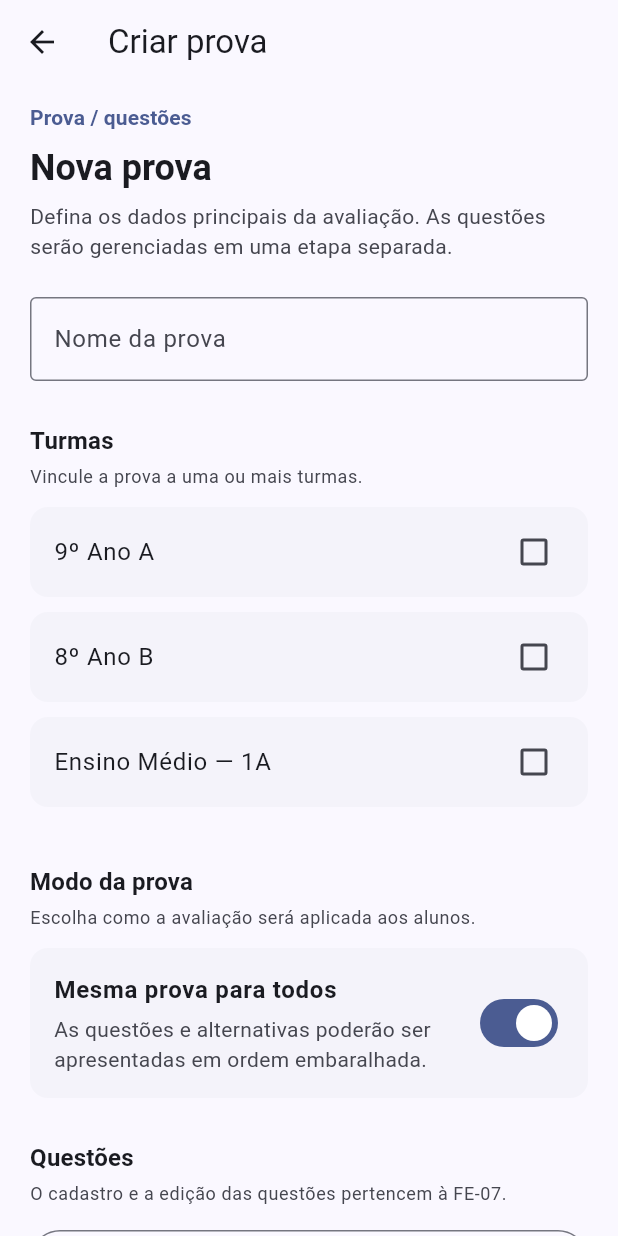
After one commit to Klaus-E-J/flutter-mobile-app, a Flutter app: the ExamFormScreen screen opened directly, on a phone screen of 412 x 824 dp. The commit adds this screen. Run offline on Flutter 3.47's test engine with Material 3 defaults, Android fonts, the phone set to English and light mode, and no system bars.

Commit message:
criar prova
tela de criação de prova com nome,  turmas e switch mesma prova

```diff
--- /dev/null
+++ b/lib/features/exams/exam_form_screen.dart
@@ -0,0 +1,340 @@
+import 'package:flutter/material.dart';
+import 'exam_form_screen.dart';
+import '../../core/widgets/app_button.dart';
+import '../../core/widgets/app_card.dart';
+import '../../core/widgets/app_text_field.dart';
+
+/// FE-06b — Criar/Editar Prova
+///
+/// Implementação exclusivamente de Front-End para a N1.
+/// Os dados de turmas são mockados e nenhuma informação é persistida.
+class ExamFormScreen extends StatefulWidget {
+  const ExamFormScreen({
+    super.key,
+    this.initialName,
+    this.initialClasses = const <String>[],
+    this.initialSameExamForEveryone = true,
+  });
+
+  /// Quando informado, simula a edição de uma prova existente.
+  final String? initialName;
+
+  /// Turmas previamente vinculadas no modo de edição.
+  final List<String> initialClasses;
+
+  /// true  = mesma prova para todos, com ordem embaralhada.
+  /// false = provas diferentes por aluno.
+  final bool initialSameExamForEveryone;
+
+  @override
+  State<ExamFormScreen> createState() => _ExamFormScreenState();
+}
+
+class _ExamFormScreenState extends State<ExamFormScreen> {
+  static const List<String> _mockClasses = <String>[
+    '9º Ano A',
+    '8º Ano B',
+    'Ensino Médio — 1A',
+  ];
+
+  late final TextEditingController _nameController;
+  late Set<String> _selectedClasses;
+  late bool _sameExamForEveryone;
+
+  String? _nameError;
+  String? _classesError;
+
+  bool get _isEditing => widget.initialName != null;
+
+  @override
+  void initState() {
+    super.initState();
+
+    _nameController = TextEditingController(text: widget.initialName ?? '');
+    _selectedClasses = widget.initialClasses
+        .where(_mockClasses.contains)
+        .toSet();
+    _sameExamForEveryone = widget.initialSameExamForEveryone;
+  }
+
+  @override
+  void dispose() {
+    _nameController.dispose();
+    super.dispose();
+  }
+
+  void _toggleClass(String className, bool selected) {
+    setState(() {
+      if (selected) {
+        _selectedClasses.add(className);
+      } else {
+        _selectedClasses.remove(className);
+      }
+
+      if (_selectedClasses.isNotEmpty) {
+        _classesError = null;
+      }
+    });
+  }
+
+  void _openQuestions() {
+    Navigator.of(context).push(
+      MaterialPageRoute<void>(
+        builder: (_) => const _QuestionsPlaceholderScreen(),
+      ),
+    );
+  }
+
+  void _saveExam() {
+    final hasName = _nameController.text.trim().isNotEmpty;
+    final hasClass = _selectedClasses.isNotEmpty;
+
+    setState(() {
+      _nameError = hasName ? null : 'Informe o nome da prova.';
+      _classesError = hasClass ? null : 'Selecione pelo menos uma turma.';
+    });
+
+    if (!hasName || !hasClass) {
+      return;
+    }
+
+    FocusScope.of(context).unfocus();
+
+    final message = _isEditing
+        ? 'Alterações salvas com sucesso (mock).'
+        : 'Prova criada com sucesso (mock).';
+
+    ScaffoldMessenger.of(context)
+      ..hideCurrentSnackBar()
+      ..showSnackBar(SnackBar(content: Text(message)));
+  }
+
+  @override
+  Widget build(BuildContext context) {
+    final theme = Theme.of(context);
+    final colorScheme = theme.colorScheme;
+
+    return Scaffold(
+      appBar: AppBar(
+        title: Text(_isEditing ? 'Editar prova' : 'Criar prova'),
+      ),
+      body: SafeArea(
+        child: SingleChildScrollView(
+          padding: const EdgeInsets.fromLTRB(20, 12, 20, 32),
+          child: Column(
+            crossAxisAlignment: CrossAxisAlignment.stretch,
+            children: [
+              Text(
+                'Prova / questões',
+                style: theme.textTheme.labelLarge?.copyWith(
+                  color: colorScheme.primary,
+                  fontWeight: FontWeight.w600,
+                ),
+              ),
+              const SizedBox(height: 8),
+              Text(
+                _isEditing ? 'Editar prova' : 'Nova prova',
+                style: theme.textTheme.headlineSmall?.copyWith(
+                  fontWeight: FontWeight.w700,
+                ),
+              ),
+              const SizedBox(height: 6),
+              Text(
+                'Defina os dados principais da avaliação. As questões serão gerenciadas em uma etapa separada.',
+                style: theme.textTheme.bodyMedium?.copyWith(
+                  color: colorScheme.onSurfaceVariant,
+                ),
+              ),
+              const SizedBox(height: 24),
+
+              AppTextField(
+                label: 'Nome da prova',
+                hint: 'Ex.: Avaliação Matemática',
+                controller: _nameController,
+                errorText: _nameError,
+                onChanged: (value) {
+                  if (_nameError != null && value.trim().isNotEmpty) {
+                    setState(() => _nameError = null);
+                  }
+                },
+              ),
+              const SizedBox(height: 28),
+
+              _SectionTitle(
+                title: 'Turmas',
+                subtitle: 'Vincule a prova a uma ou mais turmas.',
+              ),
+              const SizedBox(height: 12),
+              ..._mockClasses.map(
+                (className) => Padding(
+                  padding: const EdgeInsets.only(bottom: 10),
+                  child: AppCard(
+                    padding: EdgeInsets.zero,
+                    child: CheckboxListTile(
+                      value: _selectedClasses.contains(className),
+                      onChanged: (value) =>
+                          _toggleClass(className, value ?? false),
+                      title: Text(className),
+                      controlAffinity: ListTileControlAffinity.trailing,
+                      contentPadding: const EdgeInsets.symmetric(
+                        horizontal: 16,
+                        vertical: 2,
+                      ),
+                    ),
+                  ),
+                ),
+              ),
+              if (_classesError != null) ...[
+                const SizedBox(height: 2),
+                Padding(
+                  padding: const EdgeInsets.only(left: 12),
+                  child: Text(
+                    _classesError!,
+                    style: theme.textTheme.bodySmall?.copyWith(
+                      color: colorScheme.error,
+                    ),
+                  ),
+                ),
+              ],
+              const SizedBox(height: 28),
+
+              _SectionTitle(
+                title: 'Modo da prova',
+                subtitle: 'Escolha como a avaliação será aplicada aos alunos.',
+              ),
+              const SizedBox(height: 12),
+              AppCard(
+                padding: EdgeInsets.zero,
+                child: SwitchListTile.adaptive(
+                  value: _sameExamForEveryone,
+                  onChanged: (value) {
+                    setState(() => _sameExamForEveryone = value);
+                  },
+                  title: Text(
+                    _sameExamForEveryone
+                        ? 'Mesma prova para todos'
+                        : 'Provas diferentes por aluno',
+                    style: const TextStyle(fontWeight: FontWeight.w600),
+                  ),
+                  subtitle: Padding(
+                    padding: const EdgeInsets.only(top: 4),
+                    child: Text(
+                      _sameExamForEveryone
+                          ? 'As questões e alternativas poderão ser apresentadas em ordem embaralhada.'
+                          : 'Cada aluno receberá uma prova diferente.',
+                    ),
+                  ),
+                  contentPadding: const EdgeInsets.symmetric(
+                    horizontal: 16,
+                    vertical: 8,
+                  ),
+                ),
+              ),
+              const SizedBox(height: 28),
+
+              _SectionTitle(
+                title: 'Questões',
+                subtitle:
+                    'O cadastro e a edição das questões pertencem à FE-07.',
+              ),
+              const SizedBox(height: 12),
+              AppButton(
+                label: 'Gerenciar questões',
+                icon: Icons.quiz_outlined,
+                variant: AppButtonVariant.secondary,
+                expanded: true,
+                onPressed: _openQuestions,
+              ),
+              const SizedBox(height: 24),
+
+              AppButton(
+                label: _isEditing ? 'Salvar alterações' : 'Salvar prova',
+                icon: Icons.check,
+                expanded: true,
+                onPressed: _saveExam,
+              ),
+            ],
+          ),
+        ),
+      ),
+    );
+  }
+}
+
+class _SectionTitle extends StatelessWidget {
+  const _SectionTitle({
+    required this.title,
+    required this.subtitle,
+  });
+
+  final String title;
+  final String subtitle;
+
+  @override
+  Widget build(BuildContext context) {
+    final theme = Theme.of(context);
+
+    return Column(
+      crossAxisAlignment: CrossAxisAlignment.start,
+      children: [
+        Text(
+          title,
+          style: theme.textTheme.titleMedium?.copyWith(
+            fontWeight: FontWeight.w700,
+          ),
+        ),
+        const SizedBox(height: 4),
+        Text(
+          subtitle,
+          style: theme.textTheme.bodySmall?.copyWith(
+            color: theme.colorScheme.onSurfaceVariant,
+          ),
+        ),
+      ],
+    );
+  }
+}
+
+/// Placeholder local para cumprir o fluxo FE-06b -> FE-07 sem alterar
+/// o arquivo central de rotas e sem implementar a tarefa de outro membro.
+class _QuestionsPlaceholderScreen extends StatelessWidget {
+  const _QuestionsPlaceholderScreen();
+
+  @override
+  Widget build(BuildContext context) {
+    return Scaffold(
+      appBar: AppBar(title: const Text('Gerenciar questões')),
+      body: Center(
+        child: Padding(
+          padding: const EdgeInsets.all(24),
+          child: Column(
+            mainAxisSize: MainAxisSize.min,
+            children: [
+              Icon(
+                Icons.quiz_outlined,
+                size: 48,
+                color: Theme.of(context).colorScheme.primary,
+              ),
+              const SizedBox(height: 16),
+              Text(
+                'FE-07 — Questões da prova',
+                textAlign: TextAlign.center,
+                style: Theme.of(context).textTheme.titleLarge?.copyWith(
+                      fontWeight: FontWeight.w700,
+                    ),
+              ),
+              const SizedBox(height: 8),
+              Text(
+                'Esta tela é apenas um placeholder. O cadastro, edição e remoção de questões será implementado na FE-07.',
+                textAlign: TextAlign.center,
+                style: Theme.of(context).textTheme.bodyMedium?.copyWith(
+                      color: Theme.of(context).colorScheme.onSurfaceVariant,
+                    ),
+              ),
+            ],
+          ),
+        ),
+      ),
+    );
+  }
+}
--- a/lib/features/exams/exams_screen.dart
+++ b/lib/features/exams/exams_screen.dart
@@ -1,5 +1,5 @@
 import 'package:flutter/material.dart';
-
+import 'exam_form_screen.dart';
 import '../../core/routes/app_routes.dart';
 import '../../core/widgets/app_card.dart';
 
@@ -37,7 +37,7 @@ class ExamsScreen extends StatelessWidget {
   Navigator.push(
     context,
     MaterialPageRoute(
-        builder: (_) => const _CreateExamPlaceholder(),
+      builder: (_) => ExamFormScreen(),
     ),
   );
 }
```
Lines whose indentation alone changed are shown as unchanged.
